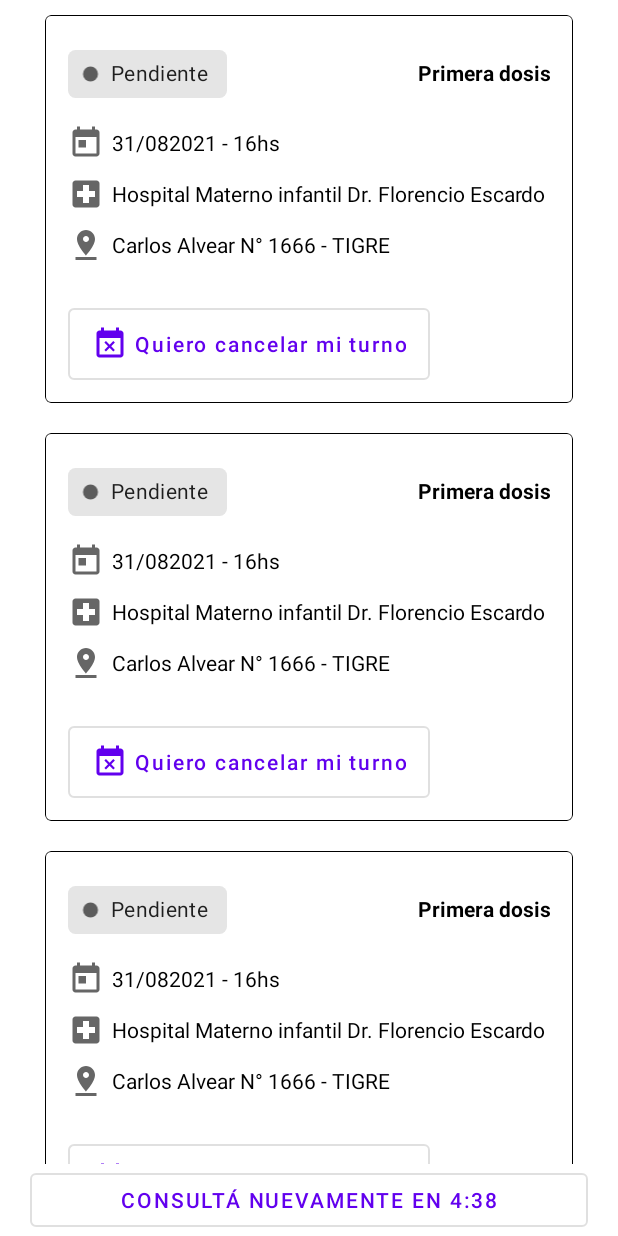
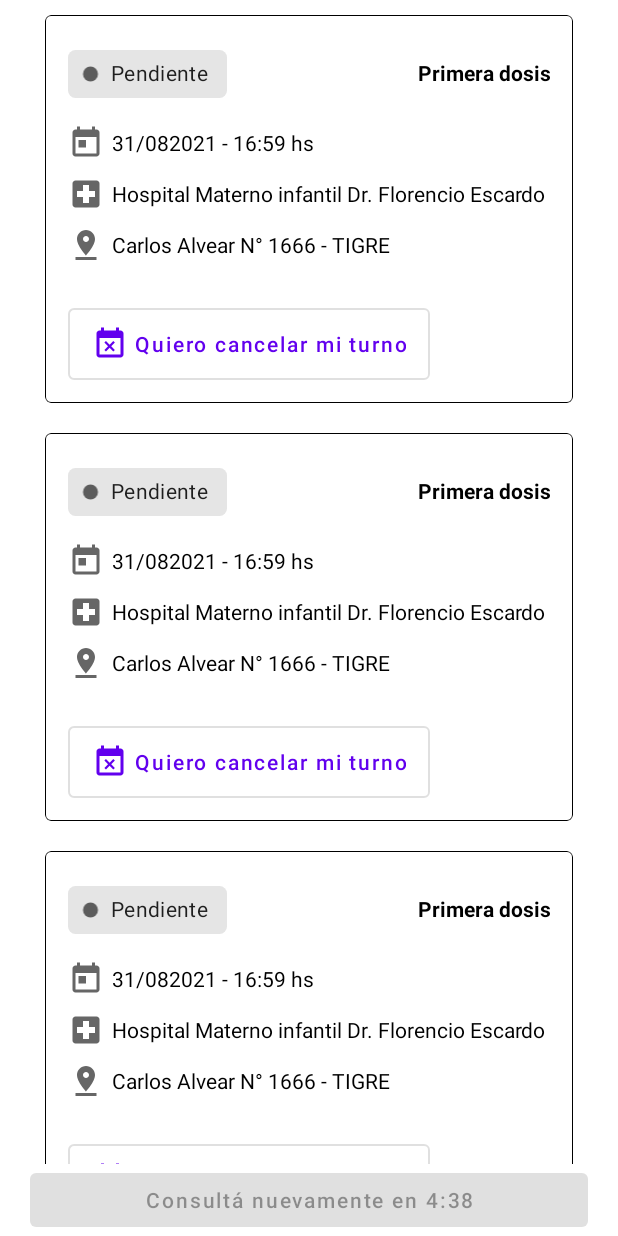
Before and after one commit to fuentesd10s/Vacunate-PBA-Recreation, an Android app: the layout fragment_summary.xml on its own in the app's theme, with its tools: preview values and no code run, on a phone screen of 412 x 824 dp. Run offline under Robolectric (Android 15) with nearby library versions, the phone set to English and light mode, and no system bars.

Commit message:
Changes from Laptop

```diff
--- a/app/build.gradle
+++ b/app/build.gradle
@@ -60,4 +60,7 @@ dependencies {
 
     //QR Scanner
     implementation "io.github.g00fy2.quickie:quickie-bundled:1.2.4"
+
+    //Maps
+    implementation "com.google.android.gms:play-services-maps:17.0.1"
 }
--- a/app/src/main/java/com/fuentescreations/vacunatepbarecreation/SummaryFragment.kt
+++ b/app/src/main/java/com/fuentescreations/vacunatepbarecreation/SummaryFragment.kt
@@ -1,12 +1,19 @@
 package com.fuentescreations.vacunatepbarecreation
 
+import android.icu.text.MessageFormat.format
 import android.os.Bundle
 import android.os.CountDownTimer
+import android.text.format.DateFormat.format
 import androidx.fragment.app.Fragment
 import android.view.LayoutInflater
 import android.view.View
 import android.view.ViewGroup
 import com.fuentescreations.vacunatepbarecreation.databinding.FragmentSummaryBinding
+import java.lang.String.format
+import java.text.DateFormat
+import java.text.MessageFormat.format
+import java.text.SimpleDateFormat
+import java.util.*
 
 class SummaryFragment : Fragment(R.layout.fragment_summary) {
 
@@ -21,16 +28,25 @@ class SummaryFragment : Fragment(R.layout.fragment_summary) {
     }
 
     private fun setBtnTimer() {
-        val timer = object: CountDownTimer(20000, 1000) {
+        val timer = object: CountDownTimer(10000, 1000) {
             override fun onTick(p0: Long) {
-                b.btnRequest.text = p0.toString()
+                b.btnRequest.text = "Podrás consultar en ${getDate(p0)}"
             }
 
             override fun onFinish() {
-
+                b.btnRequest.isEnabled = true
+                b.btnRequest.text = "Consultar"
             }
 
         }
         timer.start()
     }
+
+    fun getDate(milliSeconds: Long): String {
+        val calendar = Calendar.getInstance().apply {
+            this.timeInMillis = milliSeconds
+        }
+
+        return SimpleDateFormat("mm:ss").format(calendar.time)
+    }
 }
--- a/app/src/main/res/layout/fragment_summary.xml
+++ b/app/src/main/res/layout/fragment_summary.xml
@@ -29,7 +29,7 @@
                 android:layout_width="match_parent"
                 android:layout_height="wrap_content"
                 android:nestedScrollingEnabled="false"
-                tools:listitem="@layout/item_vacunation"
+                tools:listitem="@layout/item_vaccine_date"
                 app:layoutManager="androidx.recyclerview.widget.LinearLayoutManager"/>
         </LinearLayout>
 
@@ -39,7 +39,8 @@
         android:id="@+id/btnRequest"
         android:layout_width="0dp"
         android:layout_height="wrap_content"
-        style="@style/Widget.MaterialComponents.Button.OutlinedButton"
+        android:enabled="false"
+        android:textAllCaps="false"
         android:text="Consultá nuevamente en 4:38"
         app:layout_constraintEnd_toEndOf="@id/guidelineEnd"
         app:layout_constraintStart_toStartOf="@id/guidelineStart"
--- a/app/src/main/res/layout/item_vacunation.xml
+++ b/app/src/main/res/layout/item_vaccine_date.xml
@@ -8,6 +8,8 @@
     <com.google.android.material.card.MaterialCardView
         android:layout_width="match_parent"
         android:layout_height="wrap_content"
+        android:clickable="true"
+        android:focusable="true"
         app:cardElevation="0dp"
         app:layout_constraintBottom_toBottomOf="parent"
         app:layout_constraintEnd_toEndOf="parent"
@@ -28,6 +30,7 @@
                 android:orientation="horizontal">
 
                 <com.google.android.material.chip.Chip
+                    android:id="@+id/chipVaccineStatus"
                     android:layout_width="wrap_content"
                     android:layout_height="wrap_content"
                     android:text="Pendiente"
@@ -37,6 +40,7 @@
                     app:iconStartPadding="5dp" />
 
                 <TextView
+                    android:id="@+id/tvVaccineDose"
                     android:layout_width="0dp"
                     android:layout_height="wrap_content"
                     android:layout_weight="1"
@@ -48,16 +52,24 @@
             </LinearLayout>
 
             <TextView
+                android:id="@+id/tvDate"
                 android:layout_width="match_parent"
                 android:layout_height="wrap_content"
                 android:layout_marginTop="10dp"
                 android:drawablePadding="5dp"
                 android:gravity="center_vertical"
-                android:text="31/082021 - 16hs"
+                android:text="31/082021 - 16:59 hs"
                 android:textColor="@color/black"
                 app:drawableStartCompat="@drawable/ic_calendar" />
 
+            <LinearLayout
+                android:id="@+id/lyToHide"
+                android:layout_width="match_parent"
+                android:layout_height="wrap_content"
+                android:orientation="vertical">
+
                 <TextView
+                    android:id="@+id/tvHospitalName"
                     android:layout_width="match_parent"
                     android:layout_height="wrap_content"
                     android:layout_marginTop="10dp"
@@ -68,17 +80,19 @@
                     app:drawableStartCompat="@drawable/ic_hospital" />
 
                 <TextView
+                    android:id="@+id/tvLocation"
                     android:layout_width="match_parent"
                     android:layout_height="wrap_content"
                     android:layout_marginTop="10dp"
+                    android:background="?attr/selectableItemBackground"
                     android:drawablePadding="5dp"
                     android:gravity="center_vertical"
-                android:background="?attr/selectableItemBackground"
                     android:text="Carlos Alvear N° 1666 - TIGRE"
                     android:textColor="@color/black"
                     app:drawableStartCompat="@drawable/ic_location" />
 
                 <com.google.android.material.button.MaterialButton
+                    android:id="@+id/btnCancelDate"
                     style="@style/Widget.MaterialComponents.Button.OutlinedButton"
                     android:layout_width="wrap_content"
                     android:layout_height="wrap_content"
@@ -88,6 +102,8 @@
                     android:text="Quiero cancelar mi turno"
                     android:textAllCaps="false"
                     app:icon="@drawable/ic_calendar_cancel" />
+            </LinearLayout>
+
 
         </LinearLayout>
 
```
Also changed, not shown: app/src/main/java/com/fuentescreations/vacunatepbarecreation/adapters/AdapterItemVaccineDate.kt (added, +49 -0 lines), app/src/main/java/com/fuentescreations/vacunatepbarecreation/models/ModelVacunation.kt (added, +14 -0 lines), app/src/main/java/com/fuentescreations/vacunatepbarecreation/utils/GeneralEnums.kt (added, +16 -0 lines). Lines whose indentation alone changed are shown as unchanged.
